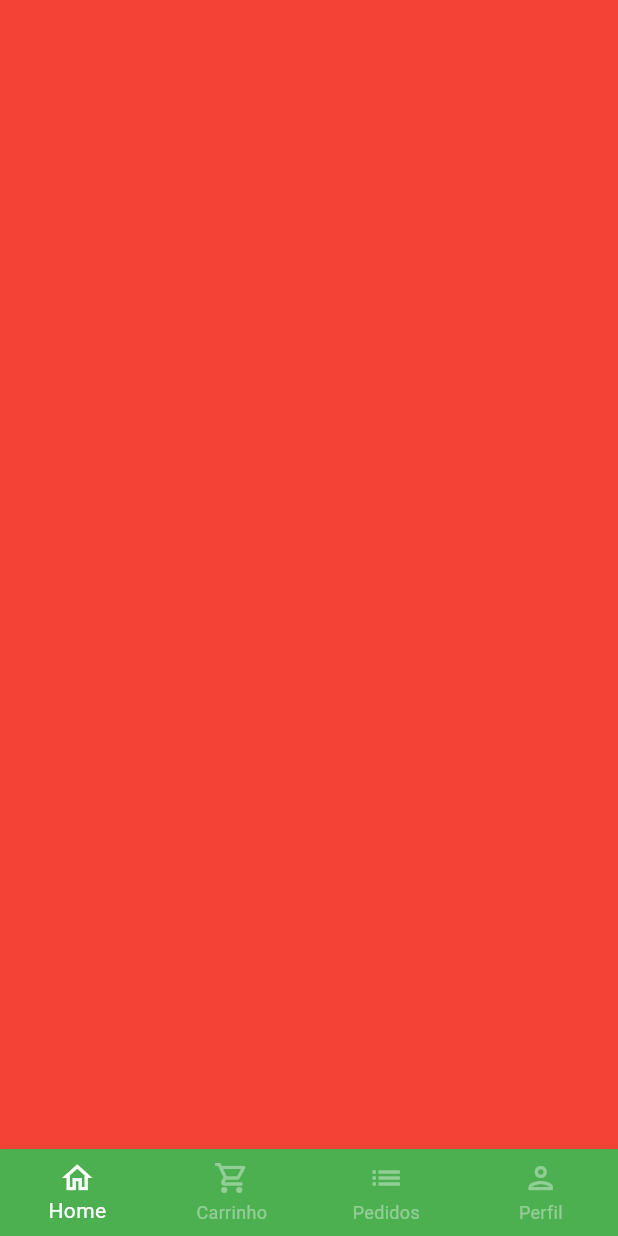
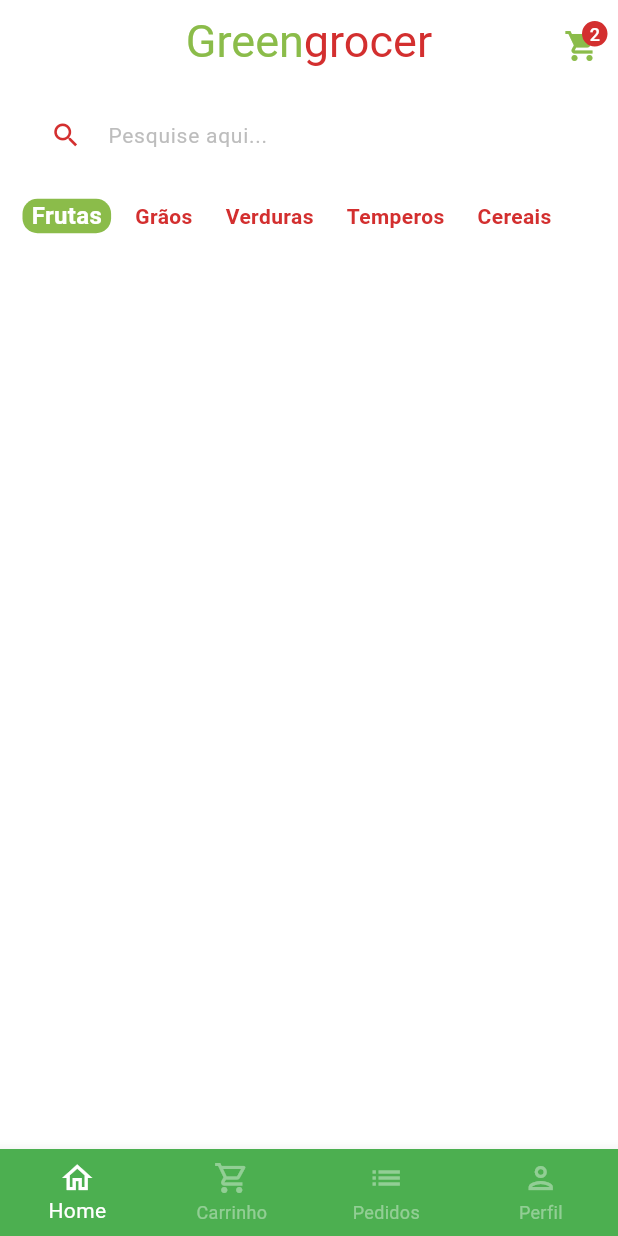
Before and after one commit to michelgm/GreenGrocer, a Flutter app: the screen it shows after launch, after a tap on "Entrar", on a phone screen of 412 x 824 dp. Run offline on Flutter 3.47's test engine with Material 2 defaults, Android fonts, the phone set to English and light mode, and no system bars; our stand-ins replace animated_text_kit, mask_text_input_formatter.

Commit message:
refatoring paths

```diff
--- a/lib/main.dart
+++ b/lib/main.dart
@@ -1,5 +1,5 @@
 import 'package:flutter/material.dart';
-import 'package:greengrocer/src/auth/sign_in_screen.dart';
+import 'package:greengrocer/src/pages/auth/sign_in_screen.dart';
 
 void main() {
   runApp(const MyApp());
@@ -14,6 +14,7 @@ class MyApp extends StatelessWidget {
       title: 'Flutter Demo',
       theme: ThemeData(
         colorScheme: ColorScheme.fromSeed(seedColor: Colors.green),
+        scaffoldBackgroundColor: Colors.white.withAlpha(190),
         useMaterial3: true,
       ),
       debugShowCheckedModeBanner: false,
--- /dev/null
+++ b/lib/src/config/app_data.dart
@@ -0,0 +1,10 @@
+import 'package:greengrocer/src/models/item_model.dart';
+
+ItemModel apple = ItemModel(
+  description:
+      "A melhor maçã da região e que conta com o melhor preço de qualquer quitanda",
+  imgUrl: imgUrl,
+  itemName: 'Maçã',
+  price: 5.5,
+  unit: 'kg',
+);
--- /dev/null
+++ b/lib/src/models/item_model.dart
@@ -0,0 +1,15 @@
+class ItemModel {
+  String itemName;
+  String imgUrl;
+  String unit;
+  double price;
+  String description;
+
+  ItemModel({
+    required this.description,
+    required this.imgUrl,
+    required this.itemName,
+    required this.price,
+    required this.unit,
+  });
+}
--- a/lib/src/auth/sign_in_screen.dart
+++ b/lib/src/pages/auth/sign_in_screen.dart
@@ -1,8 +1,8 @@
 import 'package:animated_text_kit/animated_text_kit.dart';
 import 'package:flutter/material.dart';
-import 'package:greengrocer/src/base/base_screen.dart';
+import 'package:greengrocer/src/pages/base/base_screen.dart';
 import 'package:greengrocer/src/config/custom_colors.dart';
-import 'package:greengrocer/src/auth/sign_up_screen.dart';
+import 'package:greengrocer/src/pages/auth/sign_up_screen.dart';
 
 import 'components/custom_text_field.dart';
 
--- a/lib/src/auth/sign_up_screen.dart
+++ b/lib/src/pages/auth/sign_up_screen.dart
@@ -1,5 +1,5 @@
 import 'package:flutter/material.dart';
-import 'package:greengrocer/src/auth/components/custom_text_field.dart';
+import 'package:greengrocer/src/pages/auth/components/custom_text_field.dart';
 import 'package:greengrocer/src/config/custom_colors.dart';
 import 'package:mask_text_input_formatter/mask_text_input_formatter.dart';
 
--- a/lib/src/base/base_screen.dart
+++ b/lib/src/pages/base/base_screen.dart
@@ -1,4 +1,5 @@
 import 'package:flutter/material.dart';
+import 'package:greengrocer/src/pages/home/home_tab.dart';
 
 class BaseScreen extends StatefulWidget {
   const BaseScreen({super.key});
@@ -18,7 +19,7 @@ class _BaseScreenState extends State<BaseScreen> {
         physics: const NeverScrollableScrollPhysics(),
         controller: pageController,
         children: [
-          Container(color: Colors.red),
+          HomeTab(),
           Container(color: Colors.yellow),
           Container(color: Colors.blue),
           Container(color: Colors.purple),
--- /dev/null
+++ b/lib/src/pages/home/components/category_tile.dart
@@ -0,0 +1,43 @@
+import 'package:flutter/material.dart';
+import 'package:greengrocer/src/config/custom_colors.dart';
+
+class CategoryTile extends StatelessWidget {
+  const CategoryTile({
+    super.key,
+    required this.category,
+    required this.isSelected,
+    required this.onPressed,
+  });
+
+  final String category;
+  final bool isSelected;
+  final VoidCallback onPressed;
+
+  @override
+  Widget build(BuildContext context) {
+    return GestureDetector(
+      onTap: onPressed,
+      child: Align(
+        alignment: Alignment.center,
+        child: Container(
+          padding: const EdgeInsets.symmetric(horizontal: 6),
+          decoration: BoxDecoration(
+            color: isSelected
+                ? CustomColors.customSwatchColor
+                : Colors.transparent,
+            borderRadius: BorderRadius.circular(10),
+          ),
+          child: Text(
+            category,
+            style: TextStyle(
+              color:
+                  isSelected ? Colors.white : CustomColors.customContrastColor,
+              fontWeight: FontWeight.bold,
+              fontSize: isSelected ? 16 : 14,
+            ),
+          ),
+        ),
+      ),
+    );
+  }
+}
--- /dev/null
+++ b/lib/src/pages/home/home_tab.dart
@@ -0,0 +1,145 @@
+import 'package:flutter/material.dart';
+import 'package:greengrocer/src/config/custom_colors.dart';
+
+import 'components/category_tile.dart';
+
+class HomeTab extends StatefulWidget {
+  HomeTab({super.key});
+
+  @override
+  State<HomeTab> createState() => _HomeTabState();
+}
+
+class _HomeTabState extends State<HomeTab> {
+  List<String> categories = [
+    'Frutas',
+    'Grãos',
+    'Verduras',
+    'Temperos',
+    'Cereais',
+  ];
+
+  String selectedCategory = 'Frutas';
+
+  @override
+  Widget build(BuildContext context) {
+    return Scaffold(
+      // App bar
+      appBar: AppBar(
+        backgroundColor: Colors.transparent,
+        centerTitle: true,
+        title: Text.rich(
+          TextSpan(
+            style: const TextStyle(
+              fontSize: 30,
+            ),
+            children: [
+              TextSpan(
+                text: 'Green',
+                style: TextStyle(
+                  color: CustomColors.customSwatchColor,
+                ),
+              ),
+              TextSpan(
+                text: 'grocer',
+                style: TextStyle(
+                  color: CustomColors.customContrastColor,
+                ),
+              ),
+            ],
+          ),
+        ),
+        actions: [
+          Padding(
+            padding: const EdgeInsets.only(
+              top: 5,
+              right: 12,
+            ),
+            child: GestureDetector(
+              onTap: () {},
+              child: Badge(
+                backgroundColor: CustomColors.customContrastColor,
+                label: const Text(
+                  '2',
+                  style: TextStyle(
+                    color: Colors.white,
+                    fontSize: 12,
+                  ),
+                ),
+                child: Icon(
+                  Icons.shopping_cart,
+                  color: CustomColors.customSwatchColor,
+                ),
+              ),
+            ),
+          ),
+        ],
+      ),
+
+      // Campo de pesquisa
+      body: Column(
+        children: [
+          // Campo de Pesquisa
+          Padding(
+            padding: const EdgeInsets.symmetric(
+              horizontal: 20,
+              vertical: 10,
+            ),
+            child: TextFormField(
+              decoration: InputDecoration(
+                filled: true,
+                fillColor: Colors.white,
+                isDense: true,
+                hintText: 'Pesquise aqui...',
+                hintStyle: TextStyle(
+                  color: Colors.grey.shade400,
+                  fontSize: 14,
+                ),
+                prefixIcon: Icon(
+                  Icons.search,
+                  color: CustomColors.customContrastColor,
+                  size: 21,
+                ),
+                border: OutlineInputBorder(
+                  borderRadius: BorderRadius.circular(60),
+                  borderSide: const BorderSide(
+                    width: 0,
+                    style: BorderStyle.none,
+                  ),
+                ),
+              ),
+            ),
+          ),
+
+          // Categorias
+          Container(
+            padding: const EdgeInsets.only(left: 15),
+            height: 40,
+            child: ListView.separated(
+              scrollDirection: Axis.horizontal,
+              itemBuilder: (_, index) {
+                return CategoryTile(
+                  onPressed: () {
+                    setState(() {
+                      selectedCategory = categories[index];
+                    });
+                  },
+                  category: categories[index],
+                  isSelected: categories[index] == selectedCategory,
+                );
+              },
+              separatorBuilder: (_, index) => const SizedBox(width: 10),
+              itemCount: categories.length,
+            ),
+          ),
+
+          // Grid
+        ],
+      ),
+
+      // Categorias
+
+      // Grid
+    );
+  }
+}
```
Also changed, not shown: lib/src/pages/auth/components/custom_text_field.dart (renamed from lib/src/auth/components/custom_text_field.dart).
